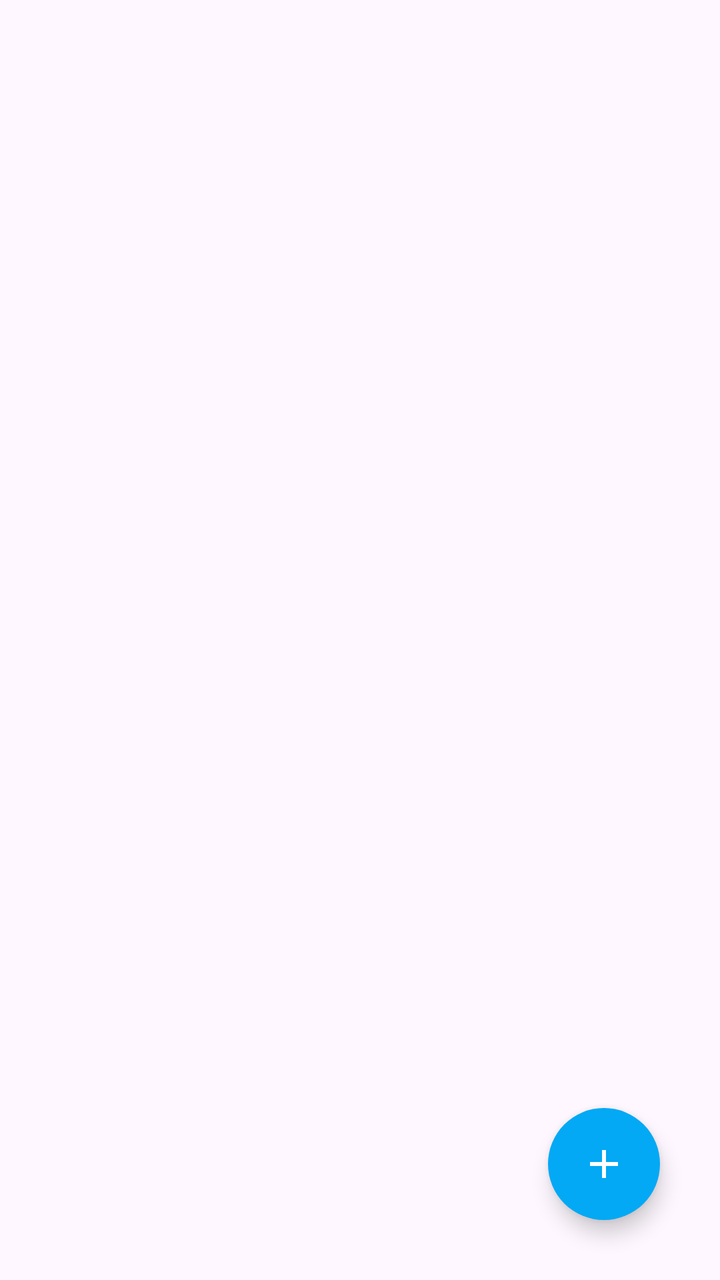
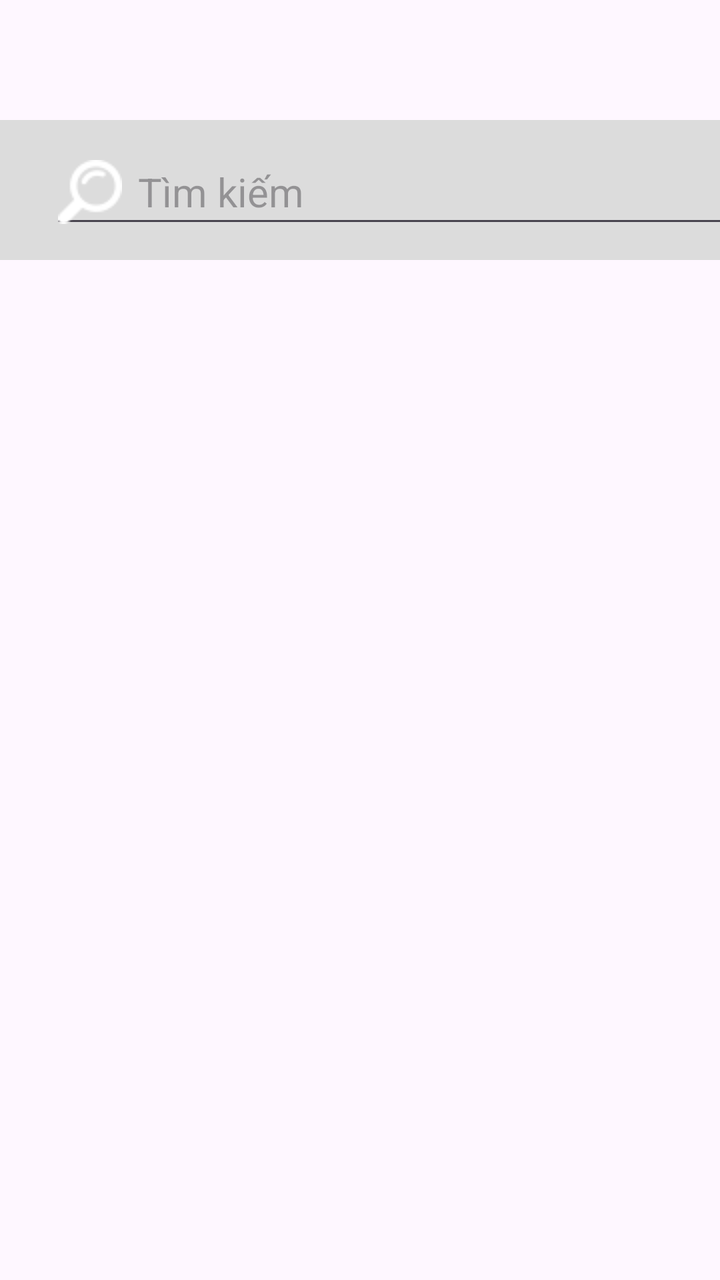

Two renders of the same Android screen: before a commit and after it. Below are the layout's source before the change and the commit's diff.
<!-- AndroidManifest.xml: application theme Theme.MyApp -->
<!-- res/layout/activity_account.xml -->
<?xml version="1.0" encoding="utf-8"?>
<RelativeLayout xmlns:android="http://schemas.android.com/apk/res/android"
    xmlns:app="http://schemas.android.com/apk/res-auto"
    xmlns:tools="http://schemas.android.com/tools"
    android:id="@+id/main"
    android:layout_width="match_parent"
    android:layout_height="match_parent"
    tools:context=".ui.dashboard.AccountActivity">

    <androidx.recyclerview.widget.RecyclerView
        android:id="@+id/recvAccount"
        android:layout_width="match_parent"
        android:layout_height="match_parent"/>
    <com.google.android.material.floatingactionbutton.FloatingActionButton
        android:id="@+id/btnAdd"
        android:layout_width="wrap_content"
        android:layout_height="wrap_content"
        android:layout_alignParentBottom="true"
        android:layout_alignParentEnd="true"
        android:layout_margin="30dp"
        android:contentDescription="New Account"
        app:srcCompat="@drawable/btn_add"
        app:backgroundTint="@color/blue"
        app:shapeAppearanceOverlay="@style/ShapeAppearanceOverlay.MaterialComponents.FloatingActionButton"
        app:tint="@android:color/white"
        />

</RelativeLayout>
<!-- resources referenced by this layout -->
<resources>
  <color name="blue">#03A9F4</color>
  <!-- drawable btn_add (drawable) -->
  <vector xmlns:android="http://schemas.android.com/apk/res/android" android:width="36dp" android:height="36dp" android:viewportWidth="24" android:viewportHeight="24" android:tint="?attr/colorControlNormal">
      <path android:fillColor="@color/white" android:pathData="M19,13h-6v6h-2v-6H5v-2h6V5h2v6h6v2z"/>
  </vector>
  <style name="Theme.MyApp" parent="Base.Theme.MyApp" />
  <color name="white">#FFFFFFFF</color>
  <style name="Base.Theme.MyApp" parent="Theme.Material3.DayNight">
          
          
  
      </style>
</resources>

<!-- the commit's change to res/layout/activity_account.xml (unified diff, before → after) -->
@@ -1,11 +1,40 @@
 <?xml version="1.0" encoding="utf-8"?>
-<RelativeLayout xmlns:android="http://schemas.android.com/apk/res/android"
+<LinearLayout xmlns:android="http://schemas.android.com/apk/res/android"
     xmlns:app="http://schemas.android.com/apk/res-auto"
     xmlns:tools="http://schemas.android.com/tools"
     android:id="@+id/main"
+    android:orientation="vertical"
     android:layout_width="match_parent"
     android:layout_height="match_parent"
     tools:context=".ui.dashboard.AccountActivity">
+
+    <FrameLayout
+        android:layout_width="match_parent"
+        android:layout_height="wrap_content"
+        android:layout_gravity="clip_vertical"
+        android:layout_marginTop="60dp">
+
+        <View
+            android:id="@+id/view"
+            android:layout_width="match_parent"
+            android:layout_height="70dp"
+            android:background="#DCDCDC" />
+
+        <EditText
+            android:id="@+id/edtSearch"
+            android:layout_width="350dp"
+            android:layout_height="wrap_content"
+            android:layout_marginLeft="25dp"
+            android:layout_marginTop="10dp"
+            android:layout_marginRight="25dp"
+            android:drawableLeft="@drawable/search"
+            android:drawablePadding="8dp"
+            android:ems="10"
+            android:hint="@string/action_search"
+            android:inputType="text"
+
+            android:textSize="20sp" />
+    </FrameLayout>
 
     <androidx.recyclerview.widget.RecyclerView
         android:id="@+id/recvAccount"
@@ -25,4 +54,4 @@
         app:tint="@android:color/white"
         />
 
-</RelativeLayout>
+</LinearLayout>
<!-- resource entries referenced after the edit -->
@@ -5,9 +5,13 @@
   <vector xmlns:android="http://schemas.android.com/apk/res/android" android:width="36dp" android:height="36dp" android:viewportWidth="24" android:viewportHeight="24" android:tint="?attr/colorControlNormal">
       <path android:fillColor="@color/white" android:pathData="M19,13h-6v6h-2v-6H5v-2h6V5h2v6h6v2z"/>
   </vector>
+  <!-- drawable search: png bitmap (drawable, 806 bytes) -->
+  <string name="action_search">Tìm kiếm</string>"
+  
+      // home page
   <style name="Theme.MyApp" parent="Base.Theme.MyApp" />
   <color name="white">#FFFFFFFF</color>
-  <style name="Base.Theme.MyApp" parent="Theme.Material3.DayNight">
+  <style name="Base.Theme.MyApp" parent="Theme.Material3.DayNight.NoActionBar">
           
           
   
